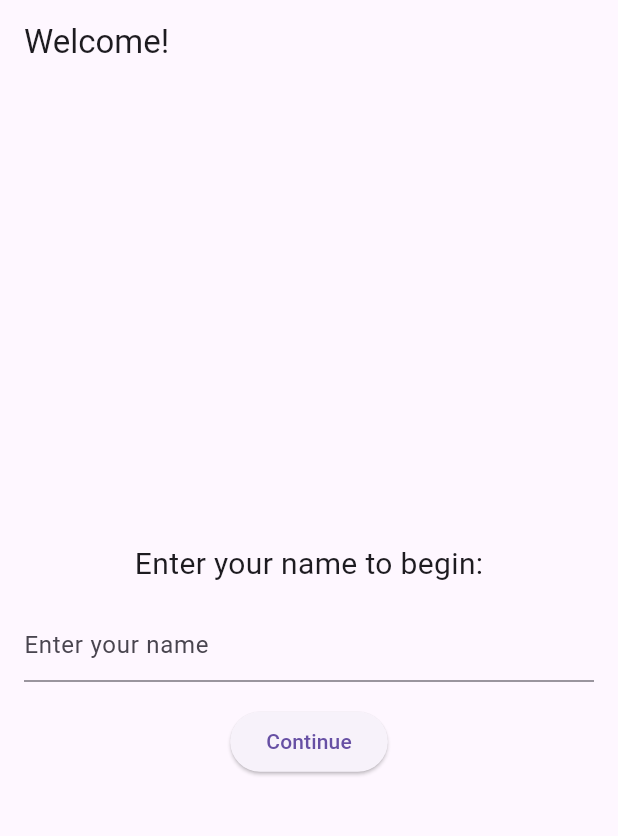
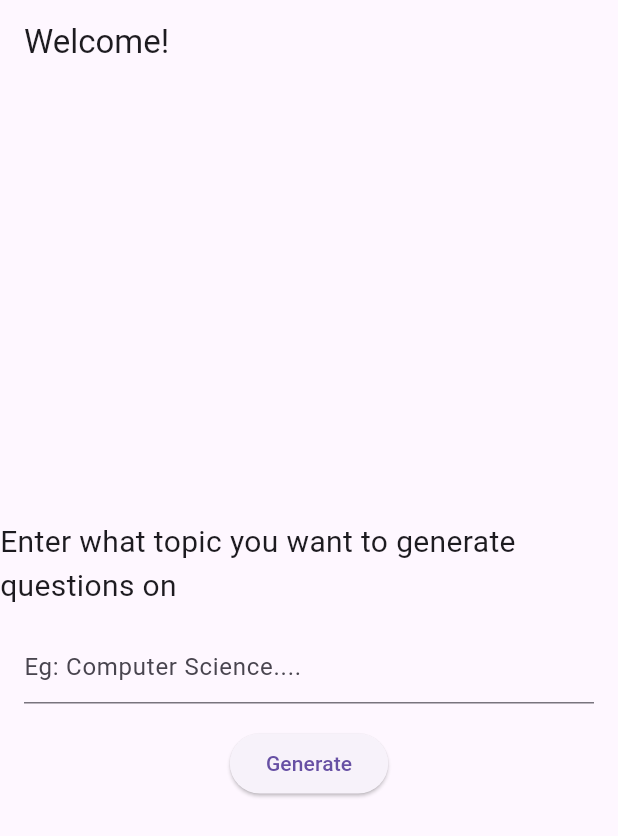
Before and after one commit to AmanJaDox/AiquizintegrationExperimental, a Flutter app: the screen it shows after launch, on a phone screen of 412 x 824 dp. Shown: the top 836 px of the screen. Run offline on Flutter 3.47's test engine with Material 3 defaults, Android fonts, the phone set to English and light mode, and no system bars; our stand-ins replace hexcolor.

Commit message:
FINALLy got the intro page working

```diff
--- a/lib/intro.dart
+++ b/lib/intro.dart
@@ -1,4 +1,5 @@
 import 'package:flutter/material.dart';
+import './main.dart';
 
 class IntroPage extends StatefulWidget {
   @override
@@ -25,7 +26,7 @@ class _IntroPageState extends State<IntroPage> {
           mainAxisAlignment: MainAxisAlignment.center,
           children: <Widget>[
             Text(
-              'Enter your name to begin:',
+              'Enter what topic you want to generate questions on',
               style: TextStyle(fontSize: 20),
             ),
             Padding(
@@ -33,16 +34,15 @@ class _IntroPageState extends State<IntroPage> {
               child: TextField(
                 controller: _userNameController,
                 decoration: InputDecoration(
-                  hintText: 'Enter your name',
+                  hintText: 'Eg: Computer Science....',
                 ),
               ),
             ),
             ElevatedButton(
               onPressed: () {
-                // Handle user input here (e.g., navigate to next page)
-                // You'll implement this logic later
+                runApp(QuizData());
               },
-              child: Text('Continue'),
+              child: Text('Generate'),
             ),
           ],
         ),
--- a/lib/main.dart
+++ b/lib/main.dart
@@ -2,7 +2,7 @@ import "package:flutter/material.dart";
 import "package:hexcolor/hexcolor.dart";
 import './quiz.dart';
 import './result.dart';
-import './intro.dart';
+import 'intro.dart';
 import 'package:http/http.dart' as https;
 import 'dart:convert';
 
```
Also changed, not shown: 1 other file.
